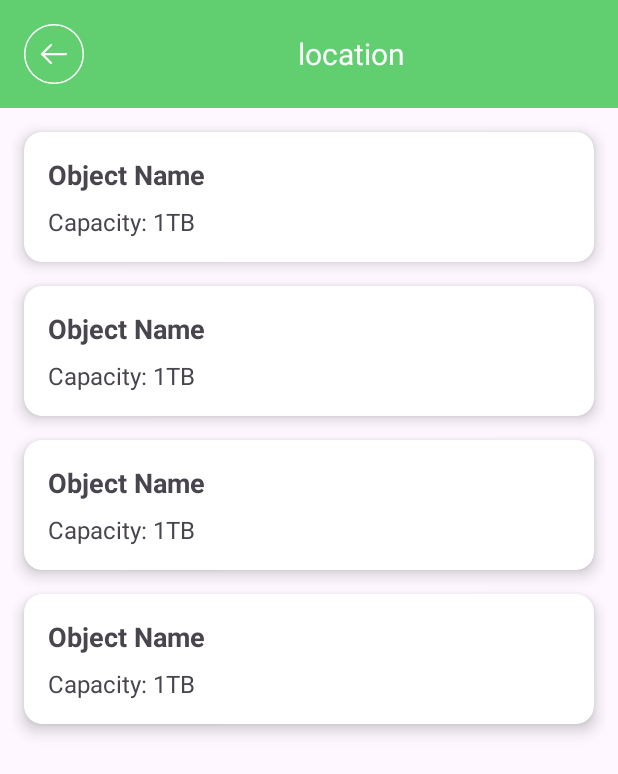
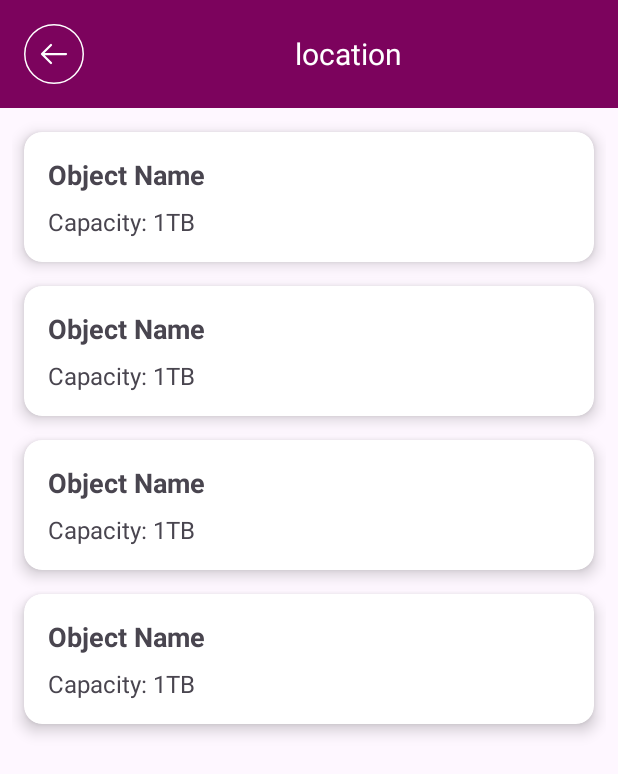
Before and after one commit to manikandanayyapppan/MapAssesmentTask, an Android app: the layout activity_map_list.xml on its own in the app's theme, with its tools: preview values and no code run, on a phone screen of 412 x 824 dp. Shown: the top 774 px of the screen. Run offline under Robolectric (Android 15) with nearby library versions, the light colour scheme and no system bars.

Commit message:
map code completed

```diff
--- a/app/src/main/res/layout/activity_map_list.xml
+++ b/app/src/main/res/layout/activity_map_list.xml
@@ -10,7 +10,7 @@
         android:id="@+id/uiToolBar"
         android:layout_height="wrap_content"
         app:layout_constraintTop_toTopOf="parent"
-        android:background="@color/green10"
+        android:background="@color/plum_purple"
         app:layout_constraintStart_toStartOf="parent"
         >
         <androidx.appcompat.widget.AppCompatImageView
@@ -32,7 +32,7 @@
             android:textAlignment="center"
             android:maxLines="1"
             android:textColor="@color/white"
-            android:layout_marginEnd="15dp"
+            android:layout_marginEnd="20dp"
             app:layout_constraintStart_toStartOf="@id/uiIvBackButton"
             app:layout_constraintTop_toTopOf="@id/uiIvBackButton"
             app:layout_constraintBottom_toBottomOf="@id/uiIvBackButton"
--- a/app/src/main/res/values/colors.xml
+++ b/app/src/main/res/values/colors.xml
@@ -27,4 +27,6 @@
     <color name="grey10">#FFEEEEEE</color>
     <color name="grey20">#999999</color>
     <color name="yellow">#FFFFF3CD</color>
+    <color name="plum_purple">#7C035D</color>
+    <color name="violet">#4A0A3A</color>
 </resources>
```
Also changed, not shown: app/src/main/res/layout/activity_main.xml (+23 -18 lines), app/src/main/res/drawable/img_2.png (added).
